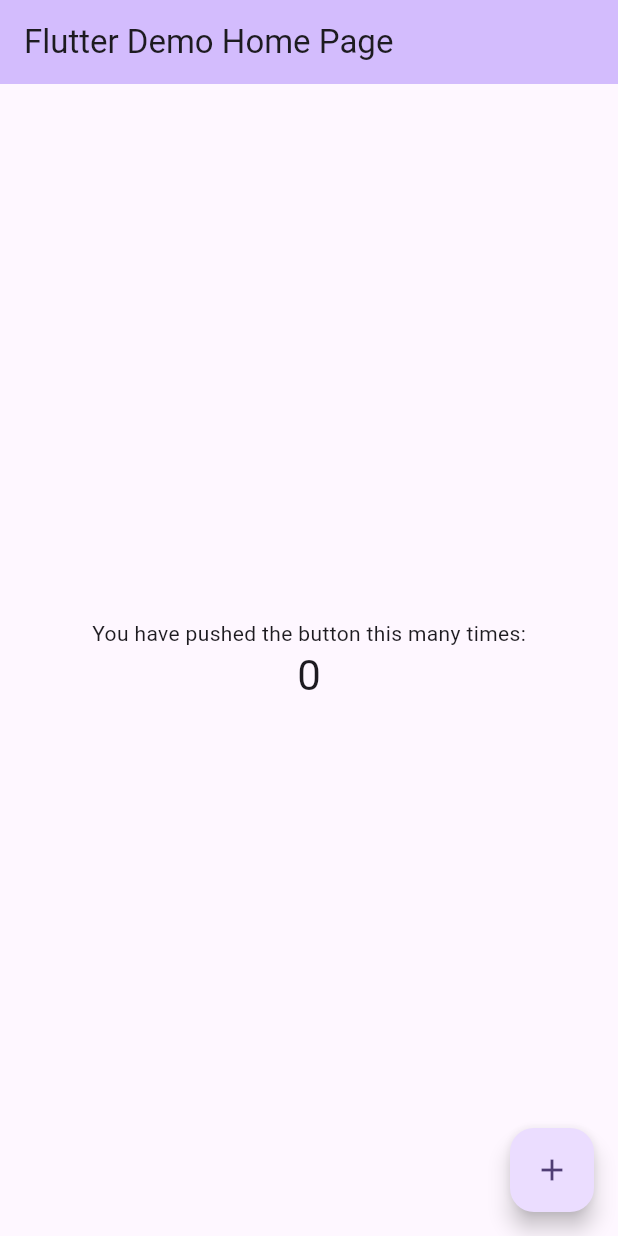
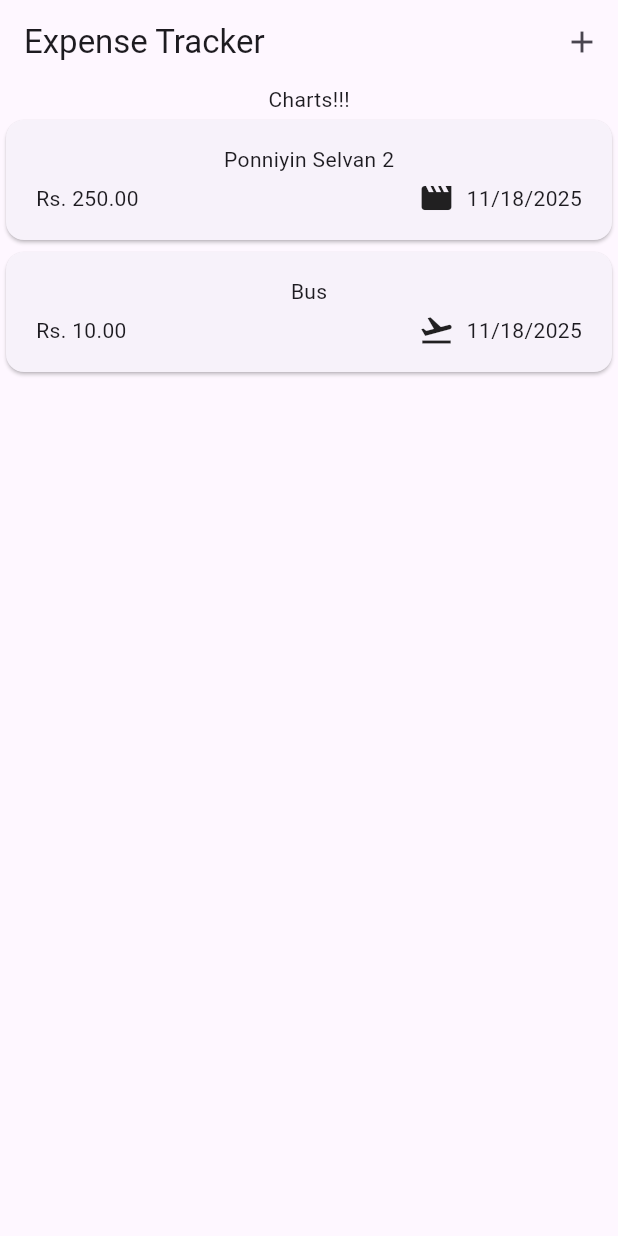
Before and after one commit to ragavendranbala/Expense-Tracker-Flutter, a Flutter app: the screen it shows after launch, on a phone screen of 412 x 824 dp. Run offline on Flutter 3.47's test engine with Material 3 defaults, Android fonts, the phone set to English and light mode, and no system bars.

Commit message:
Added top bar and categories

```diff
--- a/lib/main.dart
+++ b/lib/main.dart
@@ -1,122 +1,6 @@
 import 'package:flutter/material.dart';
+import 'package:expense_tracker/widgets/expenses.dart';
 
 void main() {
-  runApp(const MyApp());
+  runApp(MaterialApp(home: Expenses(), debugShowCheckedModeBanner: false));
 }
-
-class MyApp extends StatelessWidget {
-  const MyApp({super.key});
-
-  // This widget is the root of your application.
-  @override
-  Widget build(BuildContext context) {
-    return MaterialApp(
-      title: 'Flutter Demo',
-      theme: ThemeData(
-        // This is the theme of your application.
-        //
-        // TRY THIS: Try running your application with "flutter run". You'll see
-        // the application has a purple toolbar. Then, without quitting the app,
-        // try changing the seedColor in the colorScheme below to Colors.green
-        // and then invoke "hot reload" (save your changes or press the "hot
-        // reload" button in a Flutter-supported IDE, or press "r" if you used
-        // the command line to start the app).
-        //
-        // Notice that the counter didn't reset back to zero; the application
-        // state is not lost during the reload. To reset the state, use hot
-        // restart instead.
-        //
-        // This works for code too, not just values: Most code changes can be
-        // tested with just a hot reload.
-        colorScheme: ColorScheme.fromSeed(seedColor: Colors.deepPurple),
-      ),
-      home: const MyHomePage(title: 'Flutter Demo Home Page'),
-    );
-  }
-}
-
-class MyHomePage extends StatefulWidget {
-  const MyHomePage({super.key, required this.title});
-
-  // This widget is the home page of your application. It is stateful, meaning
-  // that it has a State object (defined below) that contains fields that affect
-  // how it looks.
-
-  // This class is the configuration for the state. It holds the values (in this
-  // case the title) provided by the parent (in this case the App widget) and
-  // used by the build method of the State. Fields in a Widget subclass are
-  // always marked "final".
-
-  final String title;
-
-  @override
-  State<MyHomePage> createState() => _MyHomePageState();
-}
-
-class _MyHomePageState extends State<MyHomePage> {
-  int _counter = 0;
-
-  void _incrementCounter() {
-    setState(() {
-      // This call to setState tells the Flutter framework that something has
-      // changed in this State, which causes it to rerun the build method below
-      // so that the display can reflect the updated values. If we changed
-      // _counter without calling setState(), then the build method would not be
-      // called again, and so nothing would appear to happen.
-      _counter++;
-    });
-  }
-
-  @override
-  Widget build(BuildContext context) {
-    // This method is rerun every time setState is called, for instance as done
-    // by the _incrementCounter method above.
-    //
-    // The Flutter framework has been optimized to make rerunning build methods
-    // fast, so that you can just rebuild anything that needs updating rather
-    // than having to individually change instances of widgets.
-    return Scaffold(
-      appBar: AppBar(
-        // TRY THIS: Try changing the color here to a specific color (to
-        // Colors.amber, perhaps?) and trigger a hot reload to see the AppBar
-        // change color while the other colors stay the same.
-        backgroundColor: Theme.of(context).colorScheme.inversePrimary,
-        // Here we take the value from the MyHomePage object that was created by
-        // the App.build method, and use it to set our appbar title.
-        title: Text(widget.title),
-      ),
-      body: Center(
-        // Center is a layout widget. It takes a single child and positions it
-        // in the middle of the parent.
-        child: Column(
-          // Column is also a layout widget. It takes a list of children and
-          // arranges them vertically. By default, it sizes itself to fit its
-          // children horizontally, and tries to be as tall as its parent.
-          //
-          // Column has various properties to control how it sizes itself and
-          // how it positions its children. Here we use mainAxisAlignment to
-          // center the children vertically; the main axis here is the vertical
-          // axis because Columns are vertical (the cross axis would be
-          // horizontal).
-          //
-          // TRY THIS: Invoke "debug painting" (choose the "Toggle Debug Paint"
-          // action in the IDE, or press "p" in the console), to see the
-          // wireframe for each widget.
-          mainAxisAlignment: MainAxisAlignment.center,
-          children: <Widget>[
-            const Text('You have pushed the button this many times:'),
-            Text(
-              '$_counter',
-              style: Theme.of(context).textTheme.headlineMedium,
-            ),
-          ],
-        ),
-      ),
-      floatingActionButton: FloatingActionButton(
-        onPressed: _incrementCounter,
-        tooltip: 'Increment',
-        child: const Icon(Icons.add),
-      ), // This trailing comma makes auto-formatting nicer for build methods.
-    );
-  }
-}
--- /dev/null
+++ b/lib/models/expense.dart
@@ -0,0 +1,34 @@
+import 'package:flutter/material.dart';
+import 'package:intl/intl.dart';
+import 'package:uuid/uuid.dart';
+
+final formatter = DateFormat.yMd();
+const uuid = Uuid();
+
+enum Category { food, travel, leisure, work }
+
+const categoryIcons = {
+  Category.food: Icons.lunch_dining,
+  Category.travel: Icons.flight_takeoff,
+  Category.leisure: Icons.movie,
+  Category.work: Icons.work,
+};
+
+class Expense {
+  final String id;
+  final String title;
+  final double amount;
+  final DateTime date;
+  final Category category;
+
+  Expense({
+    required this.title,
+    required this.amount,
+    required this.date,
+    required this.category,
+  }) : id = uuid.v4();
+
+  String get formattedDate {
+    return formatter.format(date);
+  }
+}
--- /dev/null
+++ b/lib/widgets/expenses.dart
@@ -0,0 +1,38 @@
+import 'package:expense_tracker/widgets/expenses_list/expenses_list.dart';
+import 'package:expense_tracker/models/expense.dart';
+import 'package:flutter/material.dart';
+
+class Expenses extends StatefulWidget {
+  const Expenses({super.key});
+  @override
+  State<Expenses> createState() {
+    return _Expenses();
+  }
+}
+
+class _Expenses extends State<Expenses> {
+  final List<Expense> _registeredExpenses = [
+    Expense(
+      title: 'Ponniyin Selvan 2',
+      amount: 250.00,
+      date: DateTime.now(),
+      category: .leisure,
+    ),
+    Expense(title: 'Bus', amount: 10, date: DateTime.now(), category: .travel),
+  ];
+  @override
+  Widget build(BuildContext context) {
+    return Scaffold(
+      appBar: AppBar(
+        title: Text('Expense Tracker'),
+        actions: [IconButton(onPressed: () {}, icon: Icon(Icons.add))],
+      ),
+      body: Column(
+        children: [
+          Text('Charts!!!'),
+          Expanded(child: ExpensesList(expenses: _registeredExpenses)),
+        ],
+      ),
+    );
+  }
+}
--- /dev/null
+++ b/lib/widgets/expenses_list/expense_item.dart
@@ -0,0 +1,37 @@
+import 'package:expense_tracker/models/expense.dart';
+import 'package:flutter/material.dart';
+
+class ExpenseItem extends StatelessWidget {
+  const ExpenseItem(this.expense, {super.key});
+  final Expense expense;
+  @override
+  Widget build(BuildContext context) {
+    return Card(
+      child: Padding(
+        padding: const EdgeInsetsGeometry.symmetric(
+          vertical: 16,
+          horizontal: 20,
+        ),
+        child: Column(
+          children: [
+            Text(expense.title),
+            SizedBox(height: 4),
+            Row(
+              children: [
+                Text('Rs. ${expense.amount.toStringAsFixed(2)}'),
+                Spacer(),
+                Row(
+                  children: [
+                    Icon(categoryIcons[expense.category]),
+                    SizedBox(width: 8),
+                    Text(expense.formattedDate),
+                  ],
+                ),
+              ],
+            ),
+          ],
+        ),
+      ),
+    );
+  }
+}
--- /dev/null
+++ b/lib/widgets/expenses_list/expenses_list.dart
@@ -0,0 +1,17 @@
+import 'package:expense_tracker/models/expense.dart';
+import 'package:expense_tracker/widgets/expenses_list/expense_item.dart';
+import 'package:flutter/material.dart';
+
+class ExpensesList extends StatelessWidget {
+  const ExpensesList({super.key, required this.expenses});
+  final List<Expense> expenses;
+  @override
+  Widget build(BuildContext context) {
+    return ListView.builder(
+      itemCount: expenses.length,
+      itemBuilder: (context, index) {
+        return ExpenseItem(expenses[index]);
+      },
+    );
+  }
+}
```
Also changed, not shown: pubspec.yaml (+4 -3 lines), pubspec.lock, 1 other file.
